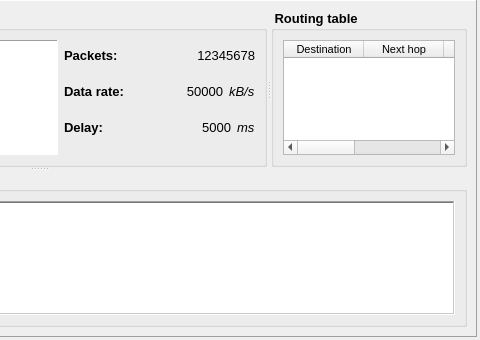
Before: the Qt Designer form Homer/forms/Widgets/OverviewNetworkSimulationWidget.ui in Homer-Conferencing/Homer-Conferencing, drawn with Qt 5; both pictures show x 402 to 882 and y 0 to 340 of the 882 by 340 pixel window.
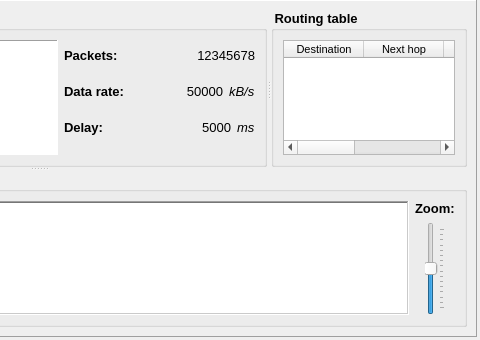
After: the same form once the commit is applied.

Commit message: - extended simulation

```diff
--- a/Homer/forms/Widgets/OverviewNetworkSimulationWidget.ui
+++ b/Homer/forms/Widgets/OverviewNetworkSimulationWidget.ui
@@ -640,7 +640,7 @@
           <property name="title">
            <string> Network (routing view) </string>
           </property>
-          <layout class="QVBoxLayout" name="verticalLayout_6">
+          <layout class="QHBoxLayout" name="horizontalLayout_9" stretch="1,0">
            <item>
             <widget class="QGraphicsView" name="mGvNetwork">
              <property name="font">
@@ -654,6 +654,75 @@
              </property>
             </widget>
            </item>
+           <item>
+            <layout class="QVBoxLayout" name="verticalLayout_9">
+             <item>
+              <widget class="QLabel" name="label_8">
+               <property name="text">
+                <string>Zoom:</string>
+               </property>
+              </widget>
+             </item>
+             <item>
+              <layout class="QHBoxLayout" name="horizontalLayout_10">
+               <item>
+                <spacer name="horizontalSpacer_8">
+                 <property name="orientation">
+                  <enum>Qt::Horizontal</enum>
+                 </property>
+                 <property name="sizeType">
+                  <enum>QSizePolicy::MinimumExpanding</enum>
+                 </property>
+                 <property name="sizeHint" stdset="0">
+                  <size>
+                   <width>1</width>
+                   <height>20</height>
+                  </size>
+                 </property>
+                </spacer>
+               </item>
+               <item>
+                <widget class="QSlider" name="mSlZoom">
+                 <property name="minimum">
+                  <number>25</number>
+                 </property>
+                 <property name="maximum">
+                  <number>175</number>
+                 </property>
+                 <property name="value">
+                  <number>100</number>
+                 </property>
+                 <property name="tracking">
+                  <bool>false</bool>
+                 </property>
+                 <property name="orientation">
+                  <enum>Qt::Vertical</enum>
+                 </property>
+                 <property name="tickPosition">
+                  <enum>QSlider::TicksBelow</enum>
+                 </property>
+                </widget>
+               </item>
+               <item>
+                <spacer name="horizontalSpacer_7">
+                 <property name="orientation">
+                  <enum>Qt::Horizontal</enum>
+                 </property>
+                 <property name="sizeType">
+                  <enum>QSizePolicy::MinimumExpanding</enum>
+                 </property>
+                 <property name="sizeHint" stdset="0">
+                  <size>
+                   <width>1</width>
+                   <height>20</height>
+                  </size>
+                 </property>
+                </spacer>
+               </item>
+              </layout>
+             </item>
+            </layout>
+           </item>
           </layout>
          </widget>
         </widget>
```
The commit also changes 2 other files.
